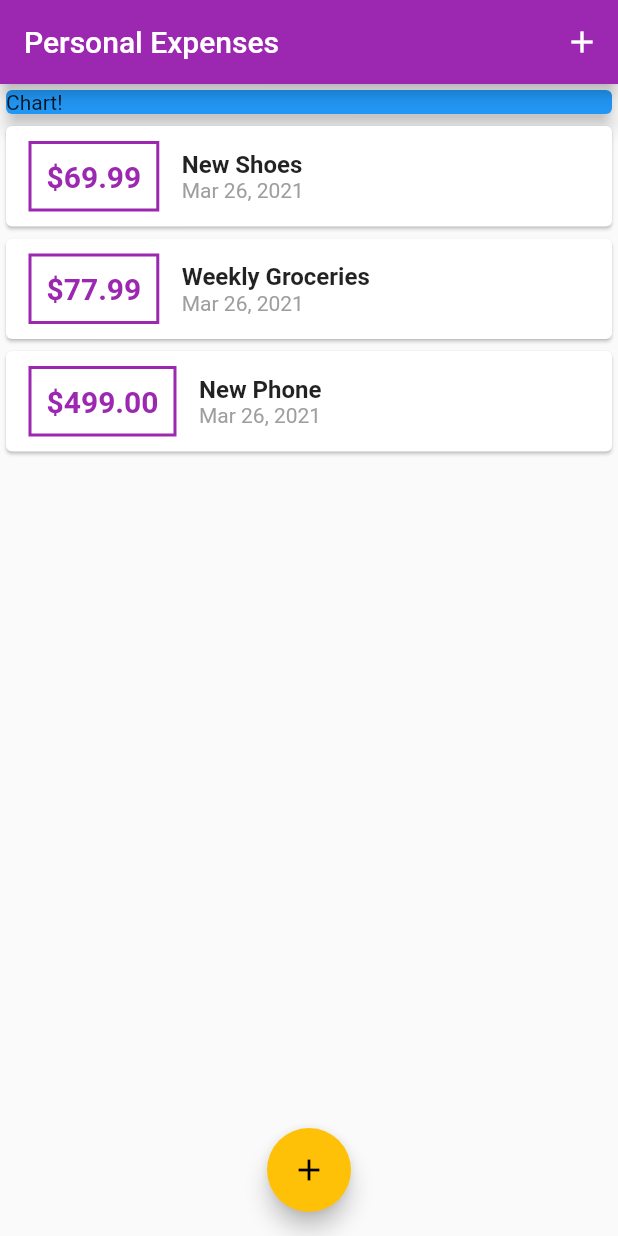
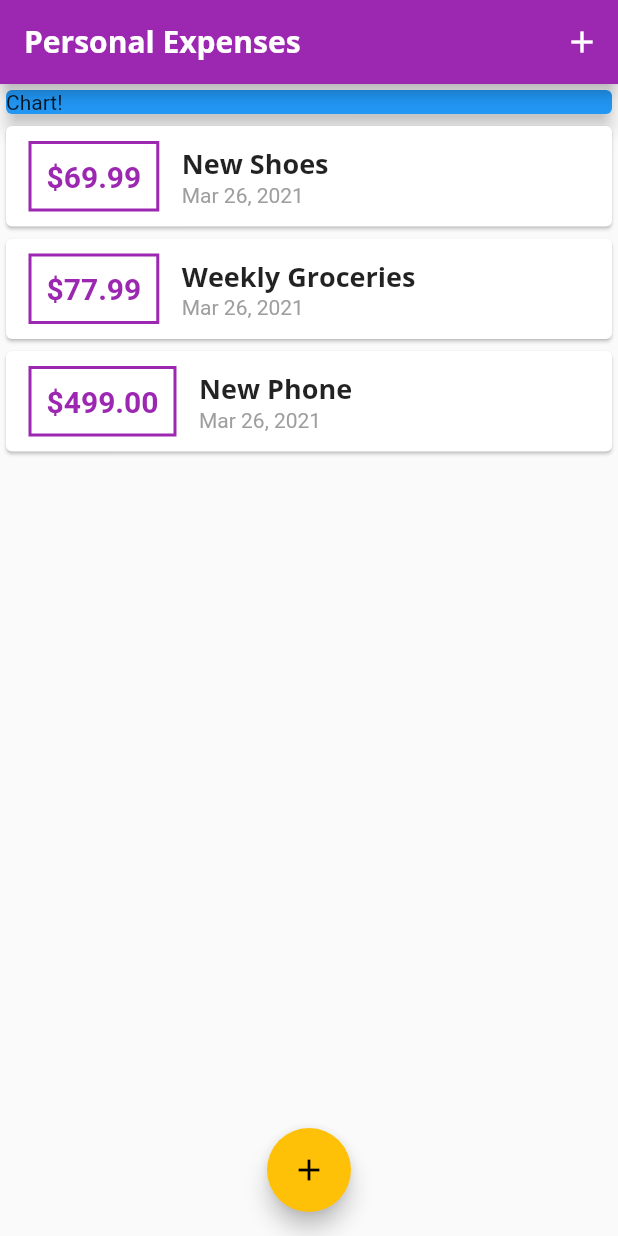
Before and after one commit to ZeSergey/personal_expenses, a Flutter app: the screen it shows after launch, on a phone screen of 412 x 824 dp. Run offline on Flutter 3.47's test engine with Material 2 defaults, Android fonts, the phone set to English and light mode, and no system bars.

Commit message:
Custom Fonts

```diff
--- a/lib/main.dart
+++ b/lib/main.dart
@@ -13,9 +13,23 @@ class MyApp extends StatelessWidget {
     return MaterialApp(
       title: 'Personal Expenses',
       theme: ThemeData(
+        // textTheme: TextTheme.,
         primarySwatch: Colors.purple,
         accentColor: Colors.amber,
         visualDensity: VisualDensity.adaptivePlatformDensity,
+        fontFamily: 'Quicksand',
+        appBarTheme: AppBarTheme(
+            textTheme: ThemeData.light().textTheme.copyWith(
+                  headline6: TextStyle(
+                      fontFamily: 'OpenSans',
+                      fontWeight: FontWeight.bold,
+                      fontSize: 20.0),
+                )),
+        textTheme: ThemeData.light().textTheme.copyWith(
+            headline6: TextStyle(
+                fontFamily: 'OpenSans',
+                fontWeight: FontWeight.bold,
+                fontSize: 18.0)),
       ),
       home: MyHomePage(),
     );
--- a/lib/widgets/transactions_list.dart
+++ b/lib/widgets/transactions_list.dart
@@ -37,13 +37,8 @@ class TransactionsList extends StatelessWidget {
                 Column(
                   crossAxisAlignment: CrossAxisAlignment.start,
                   children: [
-                    Text(
-                      transactions[index].title,
-                      style: TextStyle(
-                        fontSize: 16,
-                        fontWeight: FontWeight.bold,
-                      ),
-                    ),
+                    Text(transactions[index].title,
+                        style: Theme.of(context).textTheme.headline6),
                     Text(
                       DateFormat.yMMMd().format(transactions[index].date),
                       style: TextStyle(color: Colors.grey),
```
Also changed, not shown: pubspec.yaml (+11 -11 lines), assets/fonts/OpenSans-Bold.ttf (added), assets/fonts/OpenSans-Regular.ttf (added), assets/fonts/Quicksand-Bold.ttf (added), assets/fonts/Quicksand-Light.ttf (added), assets/fonts/Quicksand-Medium.ttf (added), assets/fonts/Quicksand-Regular.ttf (added).
